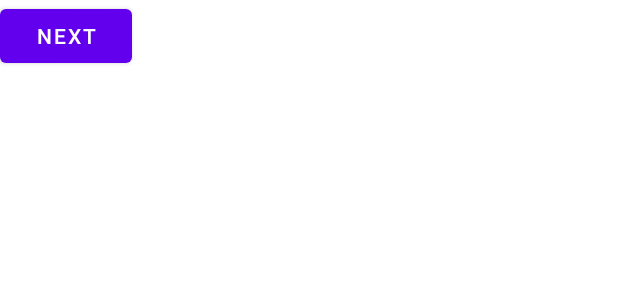
After one commit to AlbinSene/AndroidGames, an Android app: the layout activity_defi_hub.xml on its own in the app's theme, with its tools: preview values and no code run, on a phone screen of 412 x 824 dp. The commit adds this screen. Shown: the top 300 px of the screen. Run offline under Robolectric (Android 15) with nearby library versions, the phone set to English and light mode, and no system bars.

Commit message:
enchainement défis

```diff
--- a/app/src/main/AndroidManifest.xml
+++ b/app/src/main/AndroidManifest.xml
@@ -46,6 +46,8 @@
         <activity
             android:name=".Questionnaire"
             android:exported="false" />
+        <activity android:name=".defiHub"
+            android:exported="false"/>
         <activity
             android:name=".WifiDirectActivity"
             android:exported="false" />
--- a/app/src/main/java/com/example/androidgames/GameMode.java
+++ b/app/src/main/java/com/example/androidgames/GameMode.java
@@ -36,5 +36,10 @@ public class GameMode extends AppCompatActivity {
         lView.setAdapter(adapter);
     }
 
+    public void startDefi(View v){
+        Intent intent = new Intent(this, defiHub.class);
+        startActivity(intent);
+    }
+
 
 }
--- a/app/src/main/java/com/example/androidgames/MegaBall.java
+++ b/app/src/main/java/com/example/androidgames/MegaBall.java
@@ -4,6 +4,7 @@ import androidx.appcompat.app.AppCompatActivity;
 
 import android.app.AlertDialog;
 import android.content.Context;
+import android.content.Intent;
 import android.hardware.Sensor;
 import android.hardware.SensorManager;
 import android.os.Bundle;
@@ -57,6 +58,11 @@ public class MegaBall extends AppCompatActivity {
     }
 
     void actionSuite(){
+        Intent intent = new Intent();
+        intent.putExtra("key_score", 666);
 
+        setResult(RESULT_OK, intent);
+
+        finish();
     }
 }
--- /dev/null
+++ b/app/src/main/res/layout/activity_defi_hub.xml
@@ -0,0 +1,12 @@
+<?xml version="1.0" encoding="utf-8"?>
+<RelativeLayout xmlns:android="http://schemas.android.com/apk/res/android"
+    android:layout_width="match_parent"
+    android:layout_height="match_parent">
+
+    <Button
+        android:layout_width="wrap_content"
+        android:layout_height="wrap_content"
+        android:text="Next"
+        android:onClick="nextGame"/>
+
+</RelativeLayout>
--- a/app/src/main/res/layout/activity_gamemode.xml
+++ b/app/src/main/res/layout/activity_gamemode.xml
@@ -28,6 +28,7 @@
         android:layout_below="@+id/text"
         android:layout_centerHorizontal="true"
         android:id="@+id/buttonDefi"
+        android:onClick="startDefi"
         android:backgroundTint="@color/white"
         android:textColor="#976242"/>
 
```
Also changed, not shown: app/src/main/java/com/example/androidgames/Light_sensor.java (+9 -2 lines), app/src/main/java/com/example/androidgames/defiHub.java (added, +60 -0 lines).
